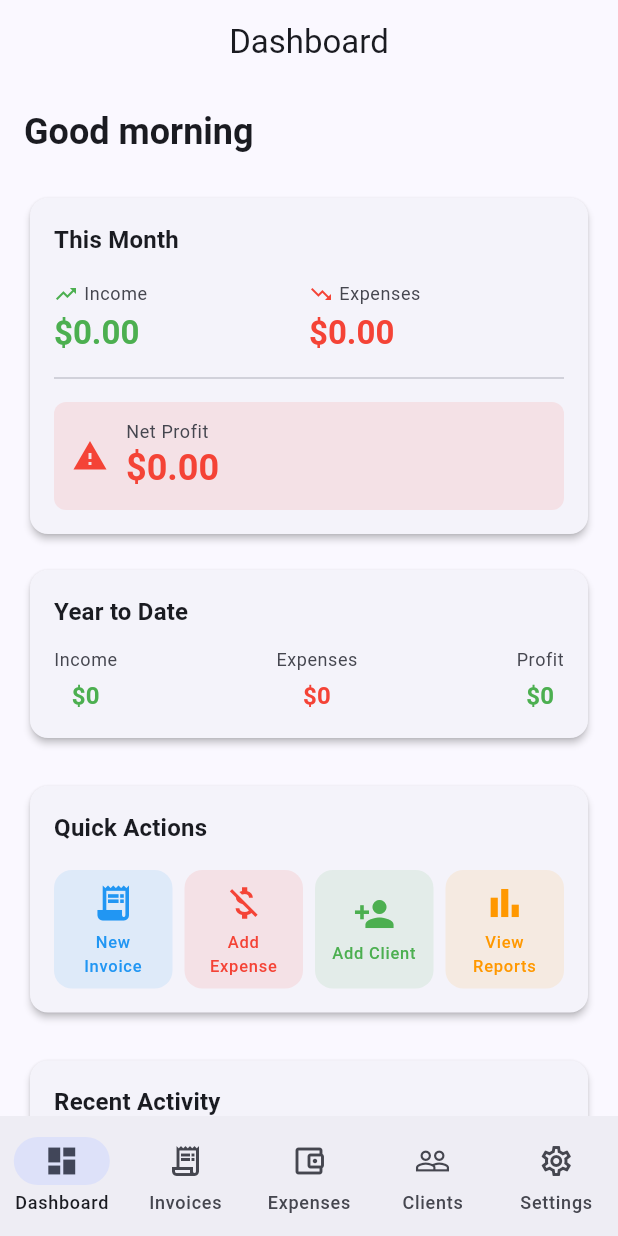
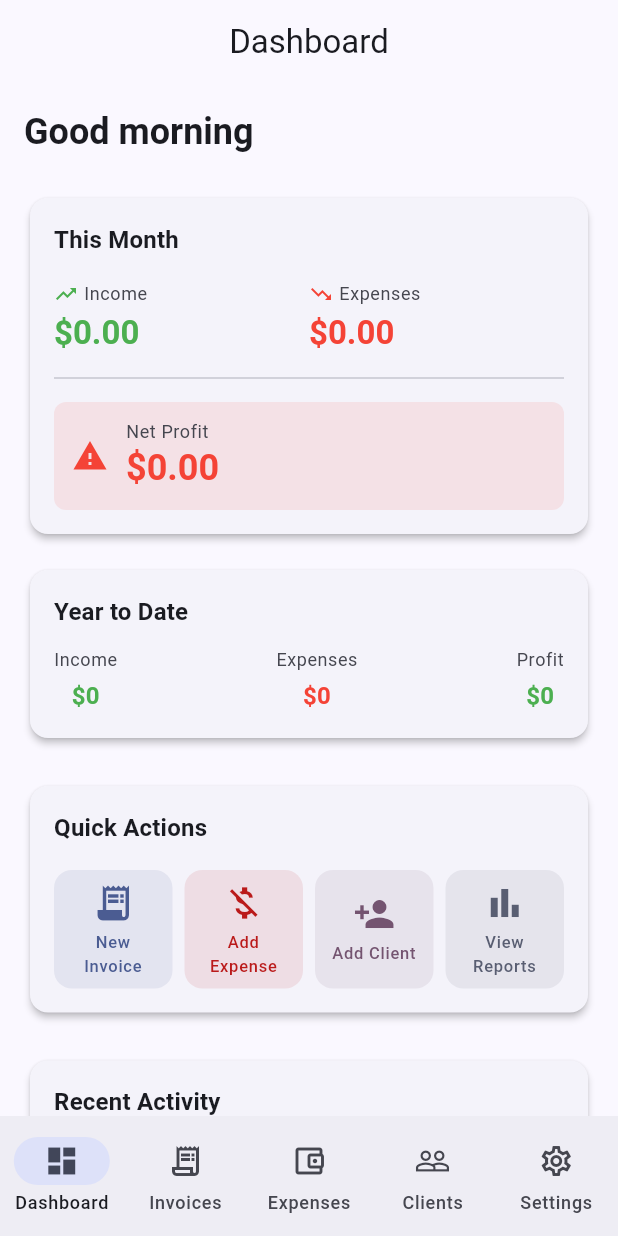
Before and after one commit to kamal-haider/GigLedger, a Flutter app: the DashboardPage screen opened by its route, on a phone screen of 412 x 824 dp. Run offline on Flutter 3.47's test engine with Material 3 defaults, Android fonts, the phone set to English and light mode, and no system bars; our stand-ins replace cached_network_image, cloud_firestore, firebase_auth, firebase_core, firebase_storage, flutter_riverpod and 5 more; accounts and stored records are empty; generated files the repository leaves out were written again; project files that could hold a hidden picture were left out.

Commit message:
fix: Address PR review feedback for Quick Actions
- Add /reports route to router.dart (was missing)
- Make grid responsive: 2 columns on narrow screens, 4 on wider
- Use theme colors (colorScheme) instead of hardcoded Material colors
- Add Semantics widget for accessibility
- Use withValues() instead of deprecated withOpacity()

Co-Authored-By: Claude Opus 4.5 <noreply@anthropic.com>

```diff
--- a/lib/app/router.dart
+++ b/lib/app/router.dart
@@ -149,6 +149,16 @@ final routerProvider = Provider<GoRouter>((ref) {
         ],
       ),
 
+      // Reports (standalone page, not in shell)
+      GoRoute(
+        path: '/reports',
+        name: 'reports',
+        builder: (context, state) => const PlaceholderScreen(
+          title: 'Reports',
+          message: 'Income vs expense charts, top clients, and category breakdown coming soon',
+        ),
+      ),
+
       // Root redirect
       GoRoute(
         path: '/',
--- a/lib/features/dashboard/presentation/widgets/quick_actions_grid.dart
+++ b/lib/features/dashboard/presentation/widgets/quick_actions_grid.dart
@@ -6,13 +6,13 @@ class QuickAction {
   final String label;
   final IconData icon;
   final String route;
-  final Color? color;
+  final Color Function(ColorScheme) colorBuilder;
 
   const QuickAction({
     required this.label,
     required this.icon,
     required this.route,
-    this.color,
+    required this.colorBuilder,
   });
 }
 
@@ -20,30 +20,30 @@ class QuickAction {
 class QuickActionsGrid extends StatelessWidget {
   const QuickActionsGrid({super.key});
 
-  static const _actions = [
+  static final _actions = [
     QuickAction(
       label: 'New Invoice',
       icon: Icons.receipt_long,
       route: '/invoices/new',
-      color: Colors.blue,
+      colorBuilder: (scheme) => scheme.primary,
     ),
     QuickAction(
       label: 'Add Expense',
       icon: Icons.money_off,
       route: '/expenses/new',
-      color: Colors.red,
+      colorBuilder: (scheme) => scheme.error,
     ),
     QuickAction(
       label: 'Add Client',
       icon: Icons.person_add,
       route: '/clients/new',
-      color: Colors.green,
+      colorBuilder: (scheme) => scheme.tertiary,
     ),
     QuickAction(
       label: 'View Reports',
       icon: Icons.bar_chart,
       route: '/reports',
-      color: Colors.orange,
+      colorBuilder: (scheme) => scheme.secondary,
     ),
   ];
 
@@ -62,15 +62,22 @@ class QuickActionsGrid extends StatelessWidget {
                   ),
             ),
             const SizedBox(height: 16),
-            GridView.count(
-              crossAxisCount: 4,
+            LayoutBuilder(
+              builder: (context, constraints) {
+                // Use 2 columns on narrow screens, 4 on wider screens
+                final crossAxisCount = constraints.maxWidth < 300 ? 2 : 4;
+                return GridView.count(
+                  crossAxisCount: crossAxisCount,
                   shrinkWrap: true,
                   physics: const NeverScrollableScrollPhysics(),
                   mainAxisSpacing: 8,
                   crossAxisSpacing: 8,
+                  childAspectRatio: crossAxisCount == 2 ? 1.2 : 1.0,
                   children: _actions
                       .map((action) => _QuickActionButton(action: action))
                       .toList(),
+                );
+              },
             ),
           ],
         ),
@@ -87,15 +94,18 @@ class _QuickActionButton extends StatelessWidget {
   @override
   Widget build(BuildContext context) {
     final theme = Theme.of(context);
-    final color = action.color ?? theme.colorScheme.primary;
+    final color = action.colorBuilder(theme.colorScheme);
 
-    return InkWell(
+    return Semantics(
+      button: true,
+      label: action.label,
+      child: InkWell(
         onTap: () => context.push(action.route),
         borderRadius: BorderRadius.circular(12),
         child: Container(
           padding: const EdgeInsets.all(8),
           decoration: BoxDecoration(
-          color: color.withOpacity(0.1),
+            color: color.withValues(alpha: 0.1),
             borderRadius: BorderRadius.circular(12),
           ),
           child: Column(
@@ -120,6 +130,7 @@ class _QuickActionButton extends StatelessWidget {
             ],
           ),
         ),
+      ),
     );
   }
 }
```
Lines whose indentation alone changed are shown as unchanged.
